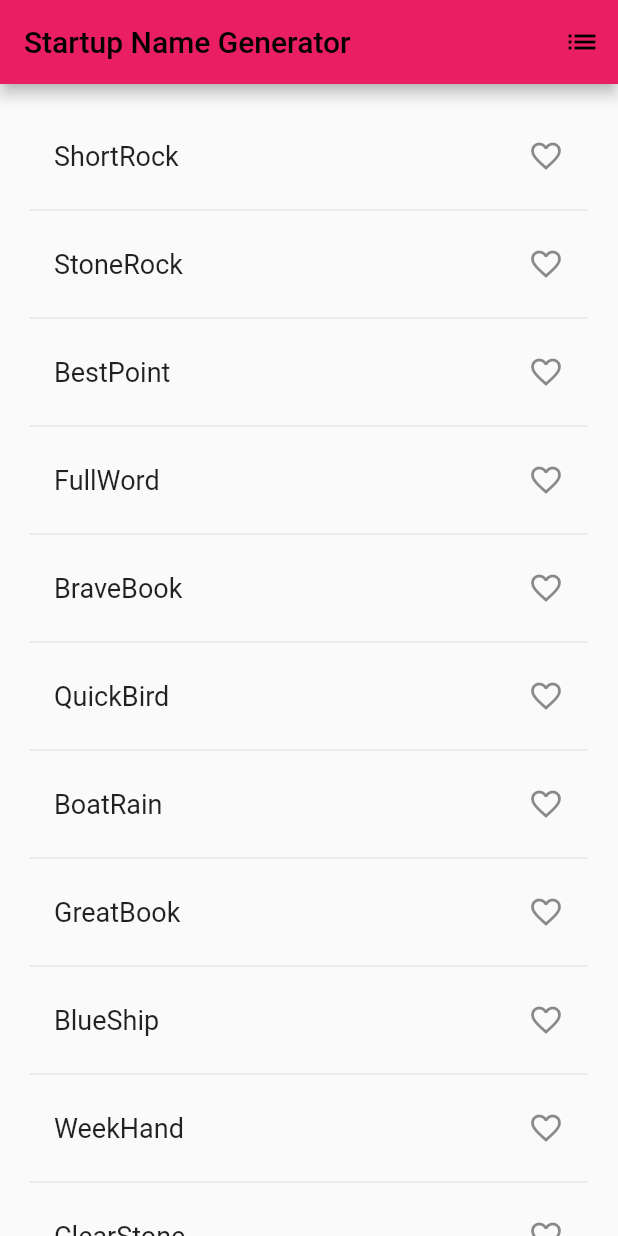
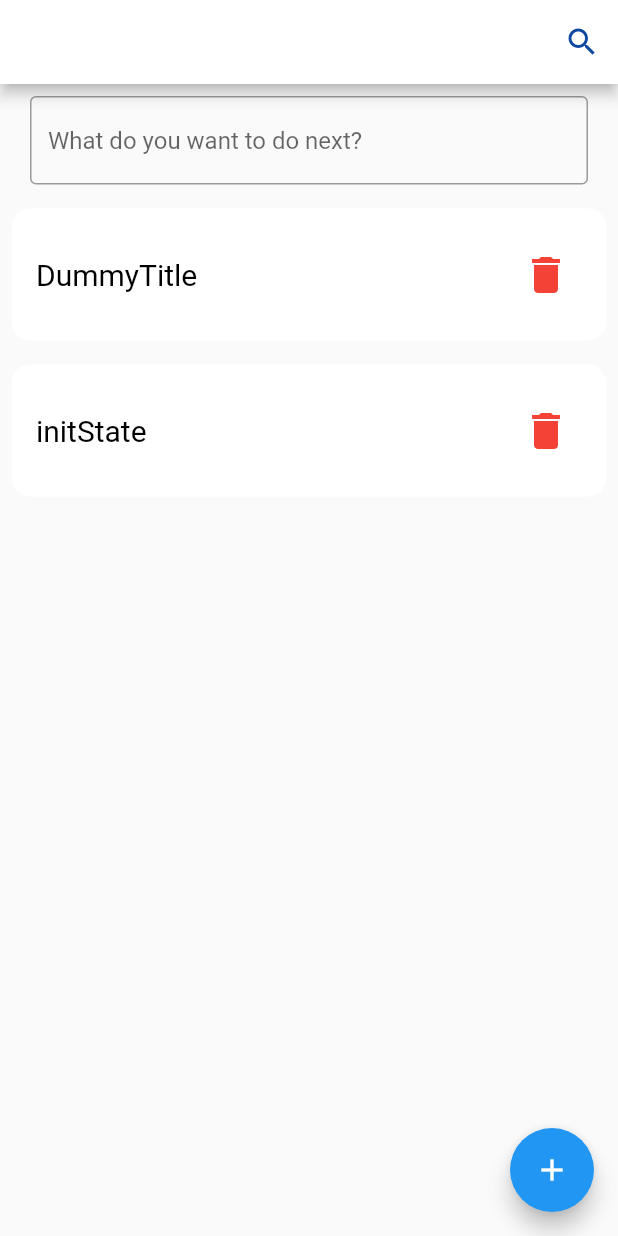
Before and after one commit to ndrslmpk/flutter-todo, a Flutter app: the screen it shows after launch, on a phone screen of 412 x 824 dp. Run offline on Flutter 3.47's test engine with Material 2 defaults, Android fonts, the phone set to English and light mode, and no system bars.

Commit message:
added first functionality to flutter todo

```diff
--- a/lib/main.dart
+++ b/lib/main.dart
@@ -1,118 +1,7 @@
-// Copyright 2018 The Flutter team. All rights reserved.
-// Use of this source code is governed by a BSD-style license that can be
-// found in the LICENSE file.
+import 'package:flutter/material.dart';
 
-import 'package:flutter/material.dart';
-import 'package:english_words/english_words.dart';
+import 'src/todo_app.dart';
 
 void main() {
-  runApp(const MyApp());
+  runApp(const TodoApp());
 }
-
-class MyApp extends StatelessWidget {
-  const MyApp({super.key});
-
-  @override
-  Widget build(BuildContext context) {
-    return MaterialApp(
-      title: 'Startup Name Generator',
-      theme: ThemeData(
-        appBarTheme: const AppBarTheme(
-          backgroundColor: Colors.pink,
-          foregroundColor: Colors.black,
-        ),
-      ),
-      home: const RandomWords(),
-    );
-  }
-}
-
-class RandomWords extends StatefulWidget {
-  const RandomWords({Key? key}) : super(key: key);
-
-  @override
-  State<RandomWords> createState() => _RandomWordsState();
-}
-
-class _RandomWordsState extends State<RandomWords> {
-  final _suggestions = <WordPair>[]; // Uses an Array
-  final _saved = <WordPair>{}; // Uses a Set
-  final _biggerFont = const TextStyle(fontSize: 18);
-  void _pushSaved() {
-    Navigator.of(context).push(
-      MaterialPageRoute<void>(
-        builder: (context) {
-          final tiles = _saved.map(
-            (pair) {
-              return ListTile(
-                title: Text(
-                  pair.asPascalCase,
-                  style: _biggerFont,
-                ),
-              );
-            },
-          );
-          final divided = tiles.isNotEmpty
-              ? ListTile.divideTiles(
-                  context: context,
-                  tiles: tiles,
-                ).toList()
-              : <Widget>[];
-
-          return Scaffold(
-            appBar: AppBar(
-              title: const Text('Saved Suggestions'),
-            ),
-            body: ListView(children: divided),
-          );
-        },
-      ),
-    );
-  }
-
-  @override
-  Widget build(BuildContext context) {
-    return Scaffold(
-        appBar: AppBar(
-          title: const Text('Startup Name Generator'),
-          actions: [
-            IconButton(
-              icon: const Icon(Icons.list),
-              onPressed: _pushSaved,
-              tooltip: 'Saved Suggestions',
-            ),
-          ],
-        ),
-        body: ListView.builder(
-          padding: const EdgeInsets.all(20.0), // defines the padding
-          itemBuilder: (context, i) {
-            if (i.isOdd) return const Divider();
-
-            final index = i ~/ 2;
-            if (index >= _suggestions.length) {
-              _suggestions.addAll(generateWordPairs().take(10));
-            }
-            final alreadySaved = _saved.contains(_suggestions[index]);
-            return ListTile(
-                title: Text(
-                  _suggestions[index].asPascalCase,
-                  style: _biggerFont,
-                ),
-                trailing: Icon(
-                  alreadySaved ? Icons.favorite : Icons.favorite_border,
-                  color: alreadySaved ? Colors.red : null,
-                  semanticLabel: alreadySaved ? 'Remove from saved' : 'Save',
-                ),
-                onTap: () {
-                  setState(() {
-                    if (alreadySaved) {
-                      _saved.remove(_suggestions[index]);
-                    } else {
-                      _saved.add(_suggestions[index]);
-                    }
-                  });
-                });
-          },
-        ));
-  }
-}
--- /dev/null
+++ b/lib/src/components/todo_item_widget.dart
@@ -0,0 +1,40 @@
+import 'package:flutter/material.dart';
+import 'package:flutter_todo/src/models/todo.dart';
+
+class TodoItemWidget extends StatelessWidget {
+  final Todo todo;
+  final Animation<double> animation;
+  final VoidCallback? onClicked;
+
+  const TodoItemWidget({
+    required this.todo,
+    required this.animation,
+    required this.onClicked,
+    Key? key,
+  }) : super(key: key);
+
+  @override // This transition/animation can always be changed
+  Widget build(BuildContext context) => SizeTransition(
+        sizeFactor: animation,
+        child: buildItem(),
+      );
+
+  buildItem() => Container(
+        margin: const EdgeInsets.all(8),
+        decoration: BoxDecoration(
+          borderRadius: BorderRadius.circular(12),
+          color: Colors.white,
+        ),
+        child: ListTile(
+          contentPadding: const EdgeInsets.all(16),
+          title: Text(
+            todo.title,
+            style: const TextStyle(fontSize: 20, color: Colors.black),
+          ),
+          trailing: IconButton(
+            onPressed: onClicked,
+            icon: const Icon(Icons.delete, color: Colors.red, size: 32),
+          ),
+        ),
+      );
+}
--- /dev/null
+++ b/lib/src/components/todo_search_delegate.dart
@@ -0,0 +1,61 @@
+import 'package:flutter/material.dart';
+
+class TodoSearchDelegate extends SearchDelegate {
+  List<String> searchResults = [
+    'Go shopping',
+    'Do homework',
+    'Call mom',
+  ];
+
+  @override
+  Widget? buildLeading(BuildContext context) => IconButton(
+        icon: const Icon(Icons.arrow_back),
+        onPressed: () => close(context, null),
+      );
+
+  @override
+  List<Widget> buildActions(BuildContext context) => [
+        IconButton(
+          icon: const Icon(Icons.clear),
+          onPressed: () {
+            if (query.isEmpty) {
+              close(context, null);
+            } else {
+              query = '';
+            }
+          },
+        ),
+      ];
+
+  @override
+  Widget buildResults(BuildContext context) => Center(
+        child: Text(query,
+            style: const TextStyle(fontSize: 64, fontWeight: FontWeight.bold)),
+      );
+
+  @override
+  Widget buildSuggestions(BuildContext context) {
+    List<String> suggestions = searchResults.where((searchResult) {
+      final result = searchResult.toLowerCase();
+      final input = query.toLowerCase();
+
+      return result.contains(input);
+    }).toList();
+
+    return Center(
+      child: ListView.builder(
+        itemCount: suggestions.length,
+        itemBuilder: (context, index) {
+          final suggestion = suggestions[index];
+
+          return ListTile(
+            title: Text(suggestion),
+            onTap: () {
+              query = suggestion;
+            },
+          );
+        },
+      ),
+    );
+  }
+}
--- /dev/null
+++ b/lib/src/models/models.dart
@@ -0,0 +1,3 @@
+export 'todolist.dart';
+export 'todo.dart';
+export 'user.dart';
--- /dev/null
+++ b/lib/src/models/todo.dart
@@ -0,0 +1,39 @@
+import 'models.dart';
+
+class Todo {
+  int id;
+  User user;
+  String title;
+  String description;
+  DateTime createdAt;
+  DateTime updatedAt;
+  bool done;
+
+  Todo(
+      {this.id = 0,
+      required this.user,
+      required this.title,
+      required this.description,
+      required this.createdAt,
+      required this.updatedAt,
+      this.done = false});
+
+  Todo.createWithTitle(String title)
+      : this(
+          user: User(0, "Andi"),
+          title: title,
+          description: "",
+          createdAt: DateTime.now(),
+          updatedAt: DateTime.now(),
+          done: false,
+        );
+
+  Todo.createDummy()
+      : this(
+          user: User(0, "TestUser"),
+          title: "DummyTitle",
+          description: "DummyDescription",
+          createdAt: DateTime.now(),
+          updatedAt: DateTime.now(),
+        );
+}
--- /dev/null
+++ b/lib/src/models/todolist.dart
@@ -0,0 +1,41 @@
+import 'models.dart';
+
+/*
+    Todo: @ndrslmpk
+    [ ] Add logic to increment the id after adding a new item.
+ */
+
+class Todolist {
+  int id = 0;
+  String title;
+  String description;
+  List<Todo> todos;
+
+  Todolist({
+    required this.title,
+    required this.description,
+    required this.todos,
+  });
+
+  Todolist.create(String title)
+      : this(
+          title: title,
+          description: "",
+          todos: List<Todo>.from([Todo.createDummy()], growable: true),
+        );
+
+  Todolist.createDummy()
+      : this(
+          title: "Deine Todos",
+          description: "Hier werden deine Aufgaben verwaltet.",
+          todos: List<Todo>.empty(growable: true),
+        );
+
+  void addDummyTodo(String title) {
+    todos.add(Todo.createWithTitle(title));
+
+    // void addTodo(Todo todo) {
+    //   todos.add(todo);
+    // }
+  }
+}
--- /dev/null
+++ b/lib/src/models/user.dart
@@ -0,0 +1,11 @@
+class User {
+  final num id;
+  final String name;
+  // Add avatar
+
+  User(this.id, this.name);
+
+  User getDefaultUser() {
+    return User(id, name);
+  }
+}
--- /dev/null
+++ b/lib/src/pages/todo_form.dart
@@ -0,0 +1,84 @@
+import 'package:flutter/material.dart';
+import 'package:flutter_todo/src/components/todo_item_widget.dart';
+import 'package:flutter_todo/src/models/todolist.dart';
+
+class TodoForm extends StatelessWidget {
+  final todoListKey = GlobalKey<AnimatedListState>();
+  // final Todolist todoList;
+  TodoForm({super.key, required this.todoList});
+  final Todolist todoList;
+  // TodoForm({super.key});
+
+  // @override
+  // State<StatefulWidget> createState() {
+  //   return _TodoFormState();
+  // }
+
+  @override
+  Widget build(BuildContext context) {
+    return Column(
+        crossAxisAlignment: CrossAxisAlignment.start,
+        children: <Widget>[
+          Padding(
+              padding: const EdgeInsets.symmetric(horizontal: 20, vertical: 8),
+              child: TextField(
+                decoration: const InputDecoration(
+                  border: OutlineInputBorder(),
+                  hintText: 'What do you want to do next?',
+                ),
+                onSubmitted: (String description) {
+                  // todoListKey.currentState.todoList.addDummyTodo(description);
+                  todoList.addDummyTodo(description);
+                },
+              )),
+          // ignore: avoid_unnecessary_containers
+          Expanded(
+            child: AnimatedList(
+                key: todoListKey,
+                initialItemCount: todoList.todos.length,
+                itemBuilder: (context, index, animation) => TodoItemWidget(
+                    todo: todoList.todos[index],
+                    animation: animation,
+                    onClicked: () => removeItem(index))),
+          ),
+        ]);
+  }
+
+  void removeItem(int index) {
+    final removedTodo = todoList.todos[index];
+
+    todoList.todos.removeAt(index);
+    todoListKey.currentState!.removeItem(
+        index,
+        (context, animation) => TodoItemWidget(
+            todo: removedTodo,
+            animation: animation,
+            onClicked: () => showAlert(context)),
+        duration: const Duration(milliseconds: 300));
+  }
+
+  void showAlert(BuildContext context) {
+    () => showDialog<String>(
+          context: context,
+          builder: (BuildContext context) => AlertDialog(
+            title: const Text('AlertDialog Title'),
+            content: const Text('AlertDialog description'),
+            actions: <Widget>[
+              TextButton(
+                onPressed: () => Navigator.pop(context, 'Cancel'),
+                child: const Text('Cancel'),
+              ),
+              TextButton(
+                onPressed: () => Navigator.pop(context, 'OK'),
+                child: const Text('OK'),
+              ),
+            ],
+          ),
+        );
+  }
+}
+
+// class _TodoFormState extends State<TodoForm> {
+
+//   }
+// }
--- /dev/null
+++ b/lib/src/shared/splash.dart
@@ -0,0 +1 @@
+// This code is used to provide a splash screen (launch screen)
--- /dev/null
+++ b/lib/src/todo_app.dart
@@ -0,0 +1,60 @@
+import 'package:flutter/material.dart';
+import 'package:flutter_todo/src/components/todo_search_delegate.dart';
+import 'package:flutter_todo/src/models/models.dart';
+import 'package:flutter_todo/src/pages/todo_form.dart';
+
+class TodoApp extends StatefulWidget {
+  const TodoApp({super.key});
+
+  @override
+  State<StatefulWidget> createState() => _TodoAppState();
+}
+
+class _TodoAppState extends State<TodoApp> {
+  Todolist todoList = Todolist.create("Todolist");
+  final todoListListKey = GlobalKey<AnimatedListState>();
+
+  @override
+  void initState() {
+    super.initState();
+
+    todoList.addDummyTodo("initState");
+  }
+
+  @override
+  Widget build(BuildContext context) {
+    return MaterialApp(
+      home: Center(
+        child: Scaffold(
+          appBar: AppBar(
+            backgroundColor: Colors.white,
+            title: const Text('Hi, Rebecca.'),
+            actions: [
+              IconButton(
+                  icon: const Icon(Icons.search),
+                  color: Colors.blue.shade900,
+                  onPressed: () {
+                    showSearch(
+                      context: context,
+                      delegate: TodoSearchDelegate(),
+                    );
+                  }),
+            ],
+          ),
+          body: SizedBox(
+            height: 500,
+            child: TodoForm(todoList: todoList),
+          ),
+          floatingActionButton: FloatingActionButton(
+            child: const Icon(Icons.add),
+            onPressed: () {
+              setState(() {
+                todoList.addDummyTodo("New One");
+              });
+            },
+          ),
+        ),
+      ),
+    );
+  }
+}
```
Also changed, not shown: lib/src/views/home.dart (added, +12 -0 lines), flutter_lifecycle.png (added), lib/src/data/search_results.dart (added), 2 other files.
